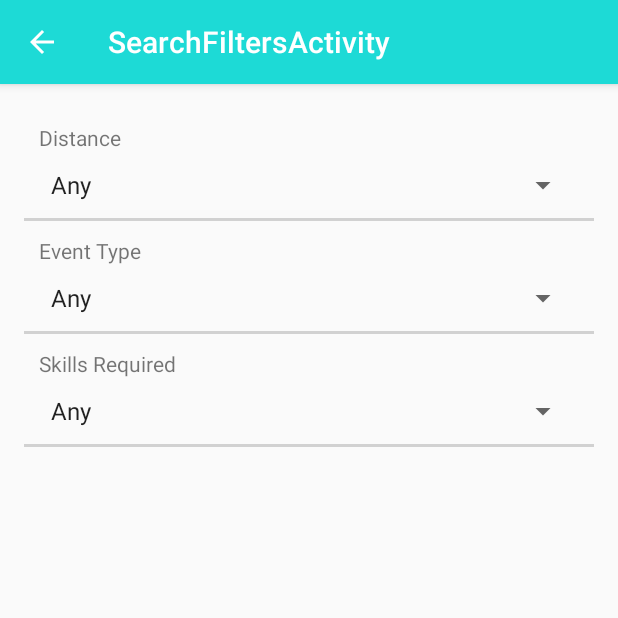
After one commit to pinch-codepath/pinch, an Android app: the SearchFiltersActivity screen opened directly, with no data from a screen before it, on a phone screen of 412 x 824 dp, the top half of it. The commit adds this screen. Run offline under Robolectric (Android 15) with nearby library versions, the phone set to English and light mode, and no system bars.

Commit message:
Adding search flows

```diff
--- /dev/null
+++ b/app/src/main/java/com/pinch/android/activities/SearchFiltersActivity.java
@@ -0,0 +1,18 @@
+package com.pinch.android.activities;
+
+import android.support.v7.app.AppCompatActivity;
+import android.os.Bundle;
+import android.view.Menu;
+import android.view.MenuItem;
+
+import com.pinch.android.R;
+
+public class SearchFiltersActivity extends AppCompatActivity {
+
+    @Override
+    protected void onCreate(Bundle savedInstanceState) {
+        super.onCreate(savedInstanceState);
+        setContentView(R.layout.activity_search_filters);
+    }
+
+}
--- a/app/src/main/java/com/pinch/android/adapters/EventsFragmentPagerAdapter.java
+++ b/app/src/main/java/com/pinch/android/adapters/EventsFragmentPagerAdapter.java
@@ -6,6 +6,7 @@ import android.support.v4.app.FragmentManager;
 import android.support.v4.app.FragmentPagerAdapter;
 
 import com.pinch.android.fragments.EventsFragment;
+import com.pinch.android.fragments.SearchFiltersFragment;
 
 public class EventsFragmentPagerAdapter extends FragmentPagerAdapter{
 
@@ -28,7 +29,7 @@ public class EventsFragmentPagerAdapter extends FragmentPagerAdapter{
             return new EventsFragment();
         }
         else if(position == 1) {
-            return new EventsFragment();
+            return new SearchFiltersFragment();
         }
         else {
             return null;
--- /dev/null
+++ b/app/src/main/res/layout/activity_search_filters.xml
@@ -0,0 +1,114 @@
+<RelativeLayout xmlns:android="http://schemas.android.com/apk/res/android"
+    xmlns:tools="http://schemas.android.com/tools" android:layout_width="match_parent"
+    android:layout_height="match_parent" android:paddingLeft="@dimen/activity_horizontal_margin"
+    android:paddingRight="@dimen/activity_horizontal_margin"
+    android:paddingTop="@dimen/activity_vertical_margin"
+    android:paddingBottom="@dimen/activity_vertical_margin"
+    tools:context="com.pinch.android.activities.SearchFiltersActivity">
+
+    <LinearLayout
+        android:orientation="vertical"
+        android:layout_width="match_parent"
+        android:layout_height="wrap_content"
+        android:layout_alignParentTop="true"
+        android:layout_alignParentLeft="true"
+        android:layout_alignParentStart="true"
+        android:layout_margin="10dp"
+        android:id="@+id/llDistance">
+
+        <TextView
+            android:layout_width="wrap_content"
+            android:layout_height="wrap_content"
+            android:textAppearance="?android:attr/textAppearanceSmall"
+            android:text="Distance"
+            android:id="@+id/tvDistanceLabel" />
+
+        <Spinner
+            android:layout_width="match_parent"
+            android:layout_height="wrap_content"
+            android:id="@+id/spinnerDistance"
+            android:layout_marginTop="10dp"
+            android:entries="@array/distance_array" >
+        </Spinner>
+
+    </LinearLayout>
+
+    <View
+        android:id="@+id/divider1"
+        android:layout_width="match_parent"
+        android:layout_height="2dip"
+        android:background="#d1d1d1"
+        android:layout_below="@+id/llDistance" >
+    </View>
+
+    <LinearLayout
+        android:orientation="vertical"
+        android:layout_width="match_parent"
+        android:layout_height="wrap_content"
+        android:layout_alignParentLeft="true"
+        android:layout_alignParentStart="true"
+        android:layout_below="@+id/divider1"
+        android:layout_margin="10dp"
+        android:id="@+id/llEvent">
+
+        <TextView
+            android:layout_width="wrap_content"
+            android:layout_height="wrap_content"
+            android:textAppearance="?android:attr/textAppearanceSmall"
+            android:text="Event Type"
+            android:id="@+id/tvEventLabel" />
+
+        <Spinner
+            android:layout_width="match_parent"
+            android:layout_height="wrap_content"
+            android:id="@+id/spinnerEvent"
+            android:layout_marginTop="10dp"
+            android:entries="@array/events_array" >
+        </Spinner>
+
+    </LinearLayout>
+
+    <View
+        android:id="@+id/divider2"
+        android:layout_width="match_parent"
+        android:layout_height="2dip"
+        android:background="#d1d1d1"
+        android:layout_below="@+id/llEvent" >
+    </View>
+
+    <LinearLayout
+        android:orientation="vertical"
+        android:layout_width="match_parent"
+        android:layout_height="wrap_content"
+        android:layout_alignParentLeft="true"
+        android:layout_alignParentStart="true"
+        android:layout_below="@+id/divider2"
+        android:layout_margin="10dp"
+        android:id="@+id/llSkill">
+
+        <TextView
+            android:layout_width="wrap_content"
+            android:layout_height="wrap_content"
+            android:textAppearance="?android:attr/textAppearanceSmall"
+            android:text="Skills Required"
+            android:id="@+id/tvSkillLabel" />
+
+        <Spinner
+            android:layout_width="match_parent"
+            android:layout_height="wrap_content"
+            android:id="@+id/spinnerSkills"
+            android:layout_marginTop="10dp"
+            android:entries="@array/skills_array" >
+        </Spinner>
+
+    </LinearLayout>
+
+    <View
+        android:id="@+id/divider3"
+        android:layout_width="match_parent"
+        android:layout_height="2dip"
+        android:background="#d1d1d1"
+        android:layout_below="@+id/llSkill" >
+    </View>
+
+</RelativeLayout>
--- /dev/null
+++ b/app/src/main/res/menu/menu_search_filters.xml
@@ -0,0 +1,5 @@
+<menu xmlns:android="http://schemas.android.com/apk/res/android"
+    xmlns:app="http://schemas.android.com/apk/res-auto"
+    xmlns:tools="http://schemas.android.com/tools"
+    tools:context="com.pinch.android.activities.SearchFiltersActivity">
+</menu>
--- a/app/src/main/res/values/strings.xml
+++ b/app/src/main/res/values/strings.xml
@@ -4,4 +4,31 @@
 
     <string name="hello_world">Hello world!</string>
     <string name="action_settings">Settings</string>
+
+    <string-array name="distance_array">
+        <item>Any</item>
+        <item>5 miles</item>
+        <item>10 miles</item>
+        <item>25 miles</item>
+        <item>50 miles</item>
+    </string-array>
+
+    <string-array name="events_array">
+        <item>Any</item>
+        <item>Type1</item>
+        <item>Type2</item>
+        <item>Type3</item>
+        <item>Type4</item>
+    </string-array>
+
+    <string-array name="skills_array">
+        <item>Any</item>
+        <item>Skill1</item>
+        <item>Skill2</item>
+        <item>Skill3</item>
+        <item>Skill4</item>
+    </string-array>
+    <string name="title_activity_search_filters">SearchFiltersActivity</string>
+
+
 </resources>
```
Also changed, not shown: app/src/main/AndroidManifest.xml (+8 -0 lines), app/src/main/java/com/pinch/android/activities/MainActivity.java (+9 -5 lines), app/src/main/java/com/pinch/android/fragments/EventsFragment.java (+6 -4 lines), app/src/main/java/com/pinch/android/fragments/SearchFiltersFragment.java (added, +40 -0 lines), app/src/main/res/layout/fragment_search_filters.xml (added, +36 -0 lines).
